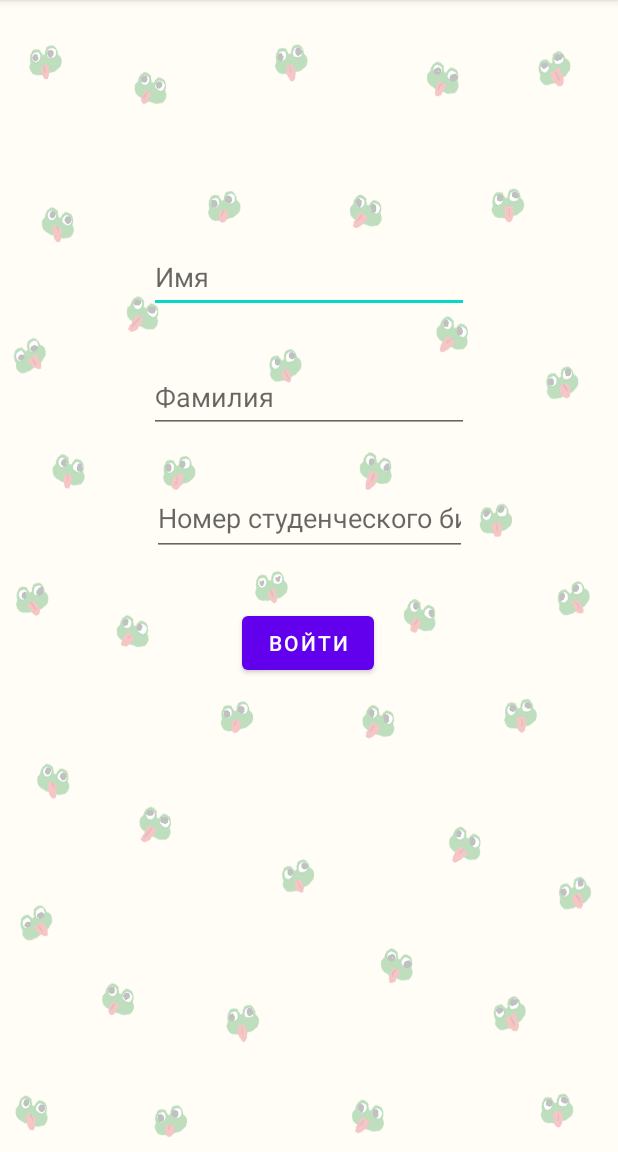
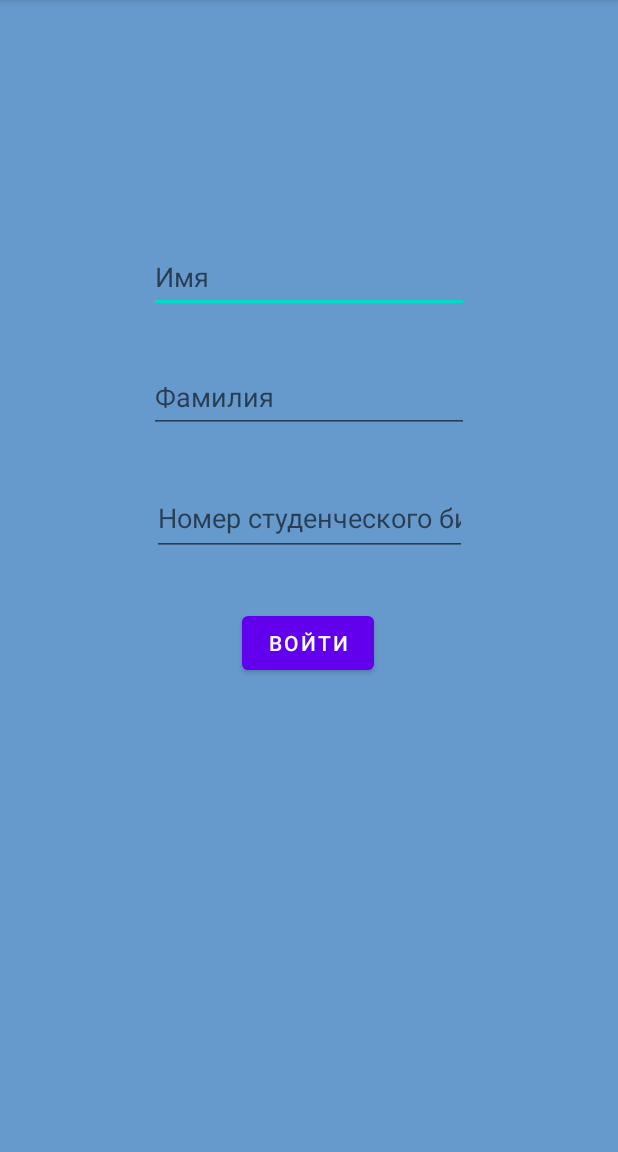
Before and after one commit to ALoNePoMaHTiK/NFC-Project, an Android app: the screen it shows after launch (MainActivity), on a phone screen of 412 x 824 dp, the part 84-1236 px from its top. Run offline under Robolectric (Android 15) with nearby library versions, the phone set to English and light mode, and no system bars; our stand-ins replace data binding.

Commit message:
Add new background

```diff
--- a/app/src/main/res/layout/activity_main.xml
+++ b/app/src/main/res/layout/activity_main.xml
@@ -4,9 +4,11 @@
     xmlns:tools="http://schemas.android.com/tools"
     android:layout_width="match_parent"
     android:layout_height="match_parent"
-    android:background="@drawable/melkie_zhaby_na_vertikalnom_fone"
+    android:background="#6699cc"
     tools:context=".MainActivity">
-
+    <!--android:background="@drawable/melkie_zhaby_na_vertikalnom_fone"
+    android:background="#B3FFFFFF"
+    -->
 
     <androidx.fragment.app.FragmentContainerView
         android:id="@+id/fragmentContainerView4"
@@ -16,7 +18,7 @@
         tools:layout_editor_absoluteX="210dp"
         tools:layout_editor_absoluteY="255dp"
         app:navGraph="@navigation/nav_graph"
-        android:background="#B3FFFFFF"
+
         app:defaultNavHost="true"
         />
 </androidx.constraintlayout.widget.ConstraintLayout>
```
